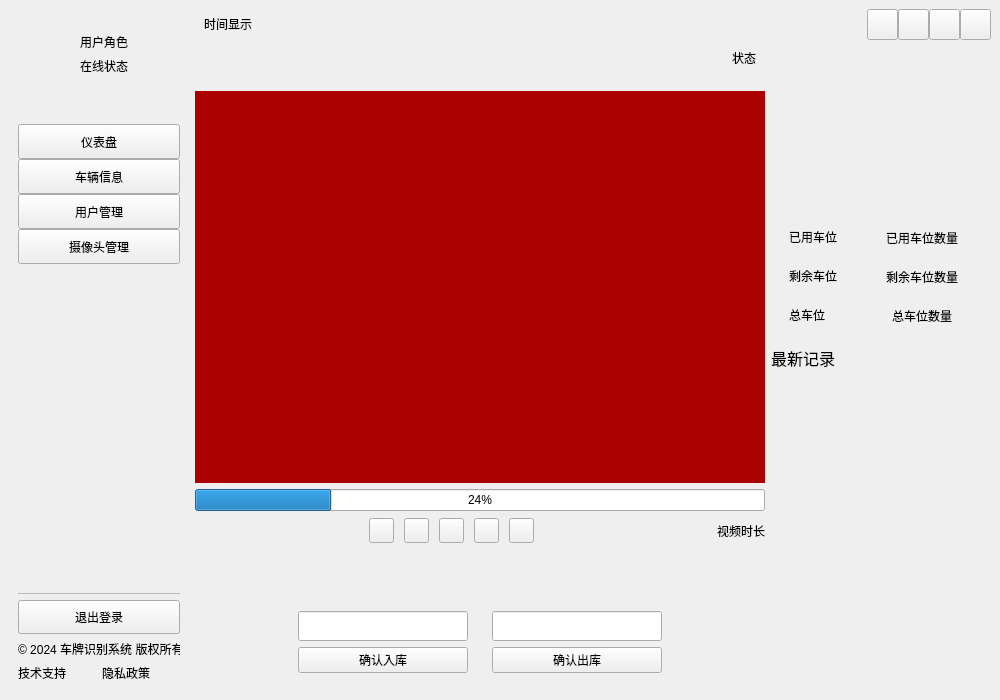
Old version of the form UI/MainWindow/mainwindow.ui in the repository HeQiTZD/ParkingSystem.
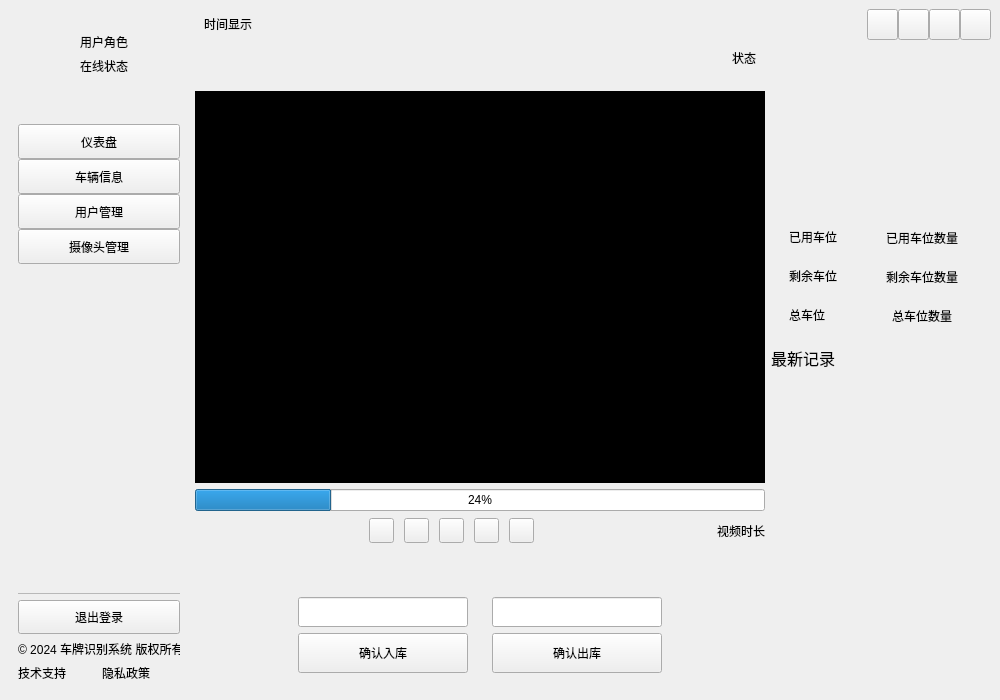
New version of the form.

Patch:
```diff
--- a/UI/MainWindow/mainwindow.ui
+++ b/UI/MainWindow/mainwindow.ui
@@ -621,7 +621,7 @@
                       </size>
                      </property>
                      <property name="styleSheet">
-                      <string notr="true">background-color: rgb(170, 0, 0);</string>
+                      <string notr="true">background-color: rgb(0, 0, 0);</string>
                      </property>
                     </widget>
                    </item>
@@ -891,6 +891,12 @@
                     </item>
                     <item>
                      <widget class="QPushButton" name="entrySearchButton">
+                      <property name="minimumSize">
+                       <size>
+                        <width>0</width>
+                        <height>40</height>
+                       </size>
+                      </property>
                       <property name="text">
                        <string>确认入库</string>
                       </property>
@@ -950,6 +956,12 @@
                     </item>
                     <item>
                      <widget class="QPushButton" name="exitSearchButton">
+                      <property name="minimumSize">
+                       <size>
+                        <width>0</width>
+                        <height>40</height>
+                       </size>
+                      </property>
                       <property name="text">
                        <string>确认出库</string>
                       </property>
```
